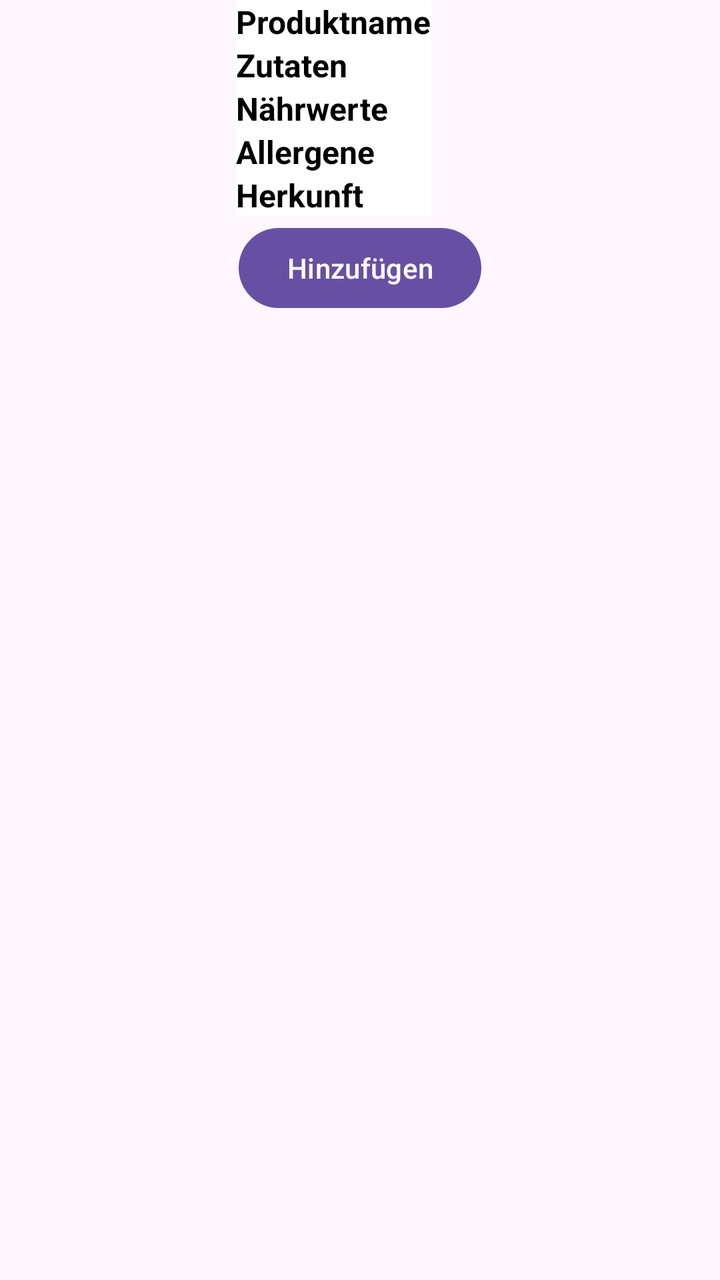
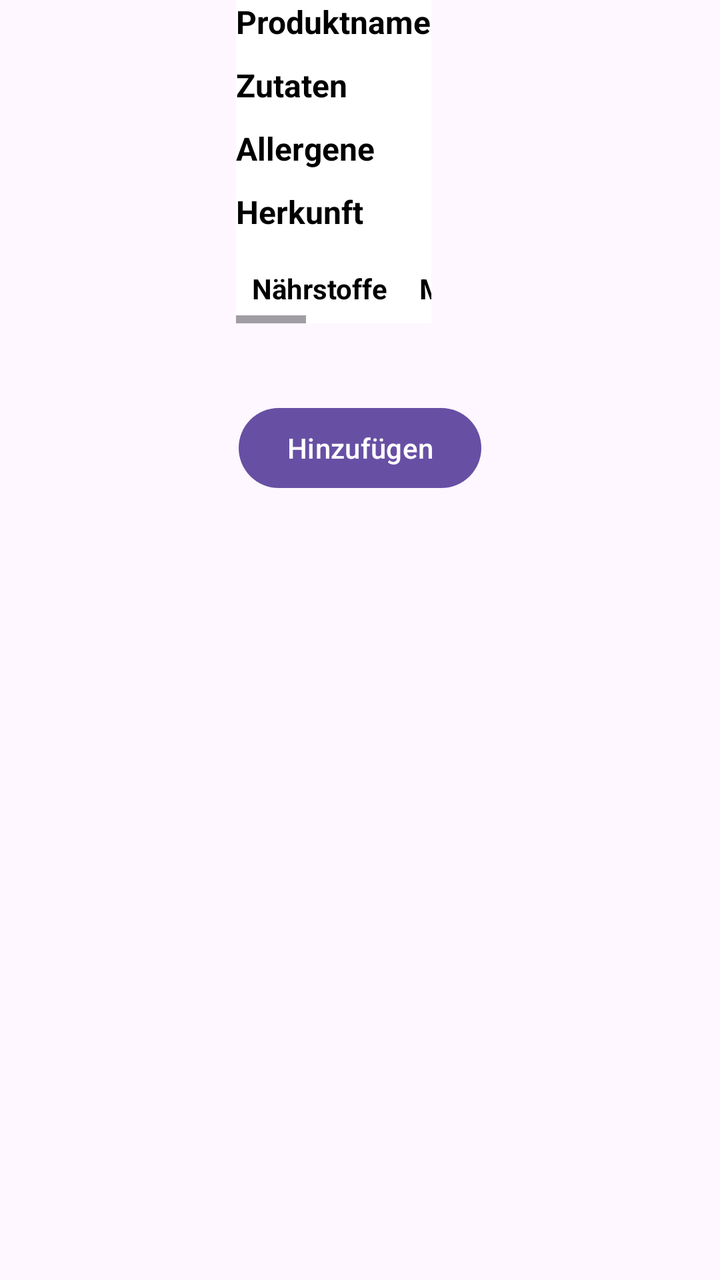

Two renders of the same Android screen: before a commit and after it. Below are the layout's source before the change and the commit's diff.
<!-- AndroidManifest.xml: application theme Theme.EinkaufslisteAndroid -->
<!-- res/layout/fragment_product_details.xml -->
<?xml version="1.0" encoding="utf-8"?>
<LinearLayout xmlns:android="http://schemas.android.com/apk/res/android"
    xmlns:tools="http://schemas.android.com/tools"
    android:layout_width="wrap_content"
    android:layout_height="match_parent"
    tools:context=".fragment.ProductDetailsFragment"
    android:orientation="vertical">

<LinearLayout
    android:layout_width="wrap_content"
    android:layout_height="wrap_content"
    android:orientation="horizontal">

    <ImageView
        android:id="@+id/produktBildDetails"
        android:layout_marginTop="10dp"
        android:layout_marginStart="10dp"
        android:layout_width="100dp"
        android:layout_height="100dp"
        android:layout_marginEnd="8dp"
        android:scaleType="centerCrop"/>

    <LinearLayout
        android:layout_width="wrap_content"
        android:layout_height="wrap_content"
        android:background="@color/white"
        android:orientation="vertical">

        <TextView
            android:id="@+id/produktNameText"
            android:layout_width="wrap_content"
            android:layout_height="wrap_content"
            android:text="@string/produktname"
            android:textStyle="bold"
            android:textSize="16sp"
            />
        <TextView
            android:id="@+id/produktZutatenText"
            android:layout_width="wrap_content"
            android:layout_height="wrap_content"
            android:text="@string/zutaten"
            android:textStyle="bold"
            android:textSize="16sp"
            />
        <TextView
            android:id="@+id/produktNutriText"
            android:layout_width="wrap_content"
            android:layout_height="wrap_content"
            android:text="@string/n_hrwerte"
            android:textSize="16sp"
            android:textStyle="bold"/>
        <TextView
            android:id="@+id/produktAllergeneText"
            android:layout_width="wrap_content"
            android:layout_height="wrap_content"
            android:text="@string/allergene"
            android:textSize="16sp"
            android:textStyle="bold"/>
        <TextView
            android:id="@+id/produktHerkunftText"
            android:layout_width="wrap_content"
            android:layout_height="wrap_content"
            android:text="@string/herkunft"
            android:textSize="16sp"
            android:textStyle="bold"/>

    </LinearLayout>

</LinearLayout>

    <Button
        android:layout_width="wrap_content"
        android:layout_height="wrap_content"
        android:id="@+id/produktHinzufuegen"
        android:text="@string/hinzuf_gen"
        android:layout_gravity="center"
        />

</LinearLayout>
<!-- resources referenced by this layout -->
<resources>
  <color name="white">#FFFFFFFF</color>
  <string name="allergene">Allergene</string>
  <string name="herkunft">Herkunft</string>
  <string name="hinzuf_gen">Hinzufügen</string>
  <string name="n_hrwerte">Nährwerte</string>
  <string name="produktname">Produktname</string>
  <string name="zutaten">Zutaten</string>
  <style name="Theme.EinkaufslisteAndroid" parent="Base.Theme.EinkaufslisteAndroid" />
  <style name="Base.Theme.EinkaufslisteAndroid" parent="Theme.Material3.DayNight.NoActionBar">
          
          
          <item name="android:textColor">@color/black</item>
      </style>
  <color name="black">#FF000000</color>
</resources>

<!-- the commit's change to res/layout/fragment_product_details.xml (unified diff, before → after) -->
@@ -5,6 +5,7 @@
     android:layout_height="match_parent"
     tools:context=".fragment.ProductDetailsFragment"
     android:orientation="vertical">
+
 
 <LinearLayout
     android:layout_width="wrap_content"
@@ -20,51 +21,80 @@
         android:layout_marginEnd="8dp"
         android:scaleType="centerCrop"/>
 
-    <LinearLayout
+    <ScrollView
         android:layout_width="wrap_content"
-        android:layout_height="wrap_content"
-        android:background="@color/white"
-        android:orientation="vertical">
+        android:layout_height="200dp">
 
-        <TextView
-            android:id="@+id/produktNameText"
+        <LinearLayout
             android:layout_width="wrap_content"
             android:layout_height="wrap_content"
-            android:text="@string/produktname"
-            android:textStyle="bold"
-            android:textSize="16sp"
-            />
-        <TextView
-            android:id="@+id/produktZutatenText"
-            android:layout_width="wrap_content"
-            android:layout_height="wrap_content"
-            android:text="@string/zutaten"
-            android:textStyle="bold"
-            android:textSize="16sp"
-            />
-        <TextView
-            android:id="@+id/produktNutriText"
-            android:layout_width="wrap_content"
-            android:layout_height="wrap_content"
-            android:text="@string/n_hrwerte"
-            android:textSize="16sp"
-            android:textStyle="bold"/>
-        <TextView
-            android:id="@+id/produktAllergeneText"
-            android:layout_width="wrap_content"
-            android:layout_height="wrap_content"
-            android:text="@string/allergene"
-            android:textSize="16sp"
-            android:textStyle="bold"/>
-        <TextView
-            android:id="@+id/produktHerkunftText"
-            android:layout_width="wrap_content"
-            android:layout_height="wrap_content"
-            android:text="@string/herkunft"
-            android:textSize="16sp"
-            android:textStyle="bold"/>
+            android:background="@color/white"
+            android:orientation="vertical">
 
-    </LinearLayout>
+            <TextView
+                android:id="@+id/produktNameText"
+                android:layout_width="wrap_content"
+                android:layout_height="wrap_content"
+                android:text="@string/produktname"
+                android:textStyle="bold"
+                android:textSize="16sp"
+                android:layout_marginBottom="10dp"
+                />
+            <TextView
+                android:id="@+id/produktZutatenText"
+                android:layout_width="wrap_content"
+                android:layout_height="wrap_content"
+                android:text="@string/zutaten"
+                android:textStyle="bold"
+                android:textSize="16sp"
+                android:layout_marginBottom="10dp"
+                />
+            <TextView
+                android:id="@+id/produktAllergeneText"
+                android:layout_width="wrap_content"
+                android:layout_height="wrap_content"
+                android:text="@string/allergene"
+                android:textSize="16sp"
+                android:textStyle="bold"
+                android:layout_marginBottom="10dp"/>
+            <TextView
+                android:id="@+id/produktHerkunftText"
+                android:layout_width="wrap_content"
+                android:layout_height="wrap_content"
+                android:text="@string/herkunft"
+                android:textSize="16sp"
+                android:textStyle="bold"
+                android:layout_marginBottom="10dp"/>
+            <HorizontalScrollView
+                android:layout_width="match_parent"
+                android:layout_height="wrap_content">
+                <TableLayout
+                    android:id="@+id/nutriTabelle"
+                    android:layout_width="wrap_content"
+                    android:layout_height="wrap_content">
+                    <TableRow>
+                        <TextView
+                            android:text="Nährstoffe"
+                            android:textStyle="bold"
+                            android:padding="8dp"/>
+                        <TextView
+                            android:text="Menge (pro 100g)"
+                            android:textStyle="bold"
+                            android:padding="8dp"/>
+                        <TextView
+                            android:text="Einheit"
+                            android:textStyle="bold"
+                            android:padding="8dp"/>
+                    </TableRow>
+
+                </TableLayout>
+            </HorizontalScrollView>
+
+
+        </LinearLayout>
+
+    </ScrollView>
+
 
 </LinearLayout>
 
<!-- resource entries referenced after the edit -->
@@ -4,7 +4,6 @@
   <string name="allergene">Allergene</string>
   <string name="herkunft">Herkunft</string>
   <string name="hinzuf_gen">Hinzufügen</string>
-  <string name="n_hrwerte">Nährwerte</string>
   <string name="produktname">Produktname</string>
   <string name="zutaten">Zutaten</string>
   <style name="Theme.EinkaufslisteAndroid" parent="Base.Theme.EinkaufslisteAndroid" />
